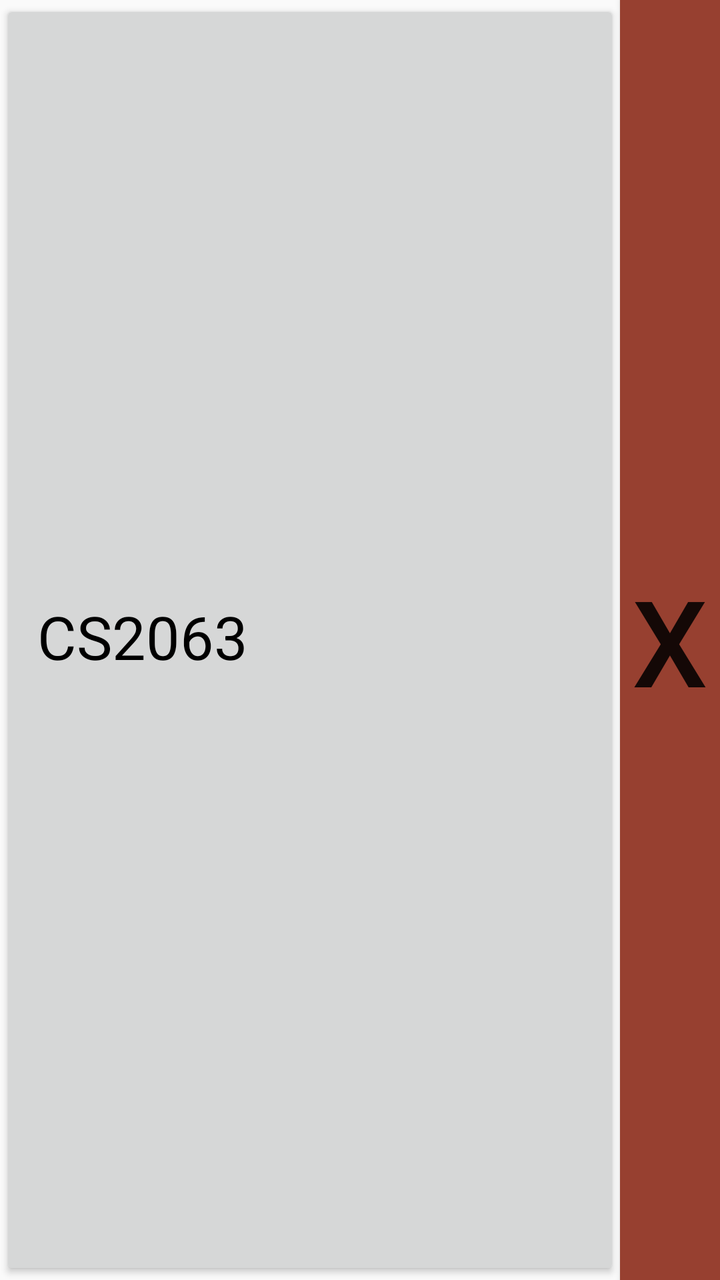
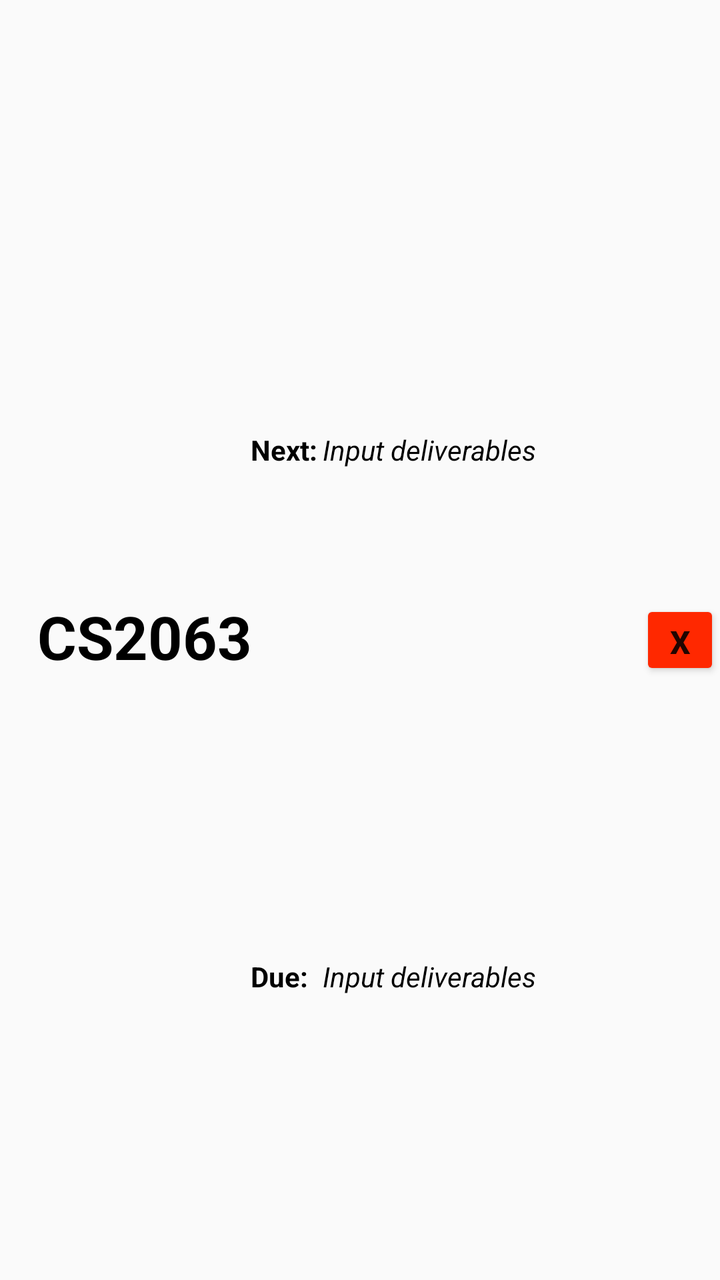

Two renders of the same Android screen: before a commit and after it. Below are the layout's source before the change and the commit's diff.
<!-- AndroidManifest.xml: application theme Theme.Ecampus -->
<!-- res/layout/course_list_entry.xml -->
<?xml version="1.0" encoding="utf-8"?>
<androidx.constraintlayout.widget.ConstraintLayout xmlns:android="http://schemas.android.com/apk/res/android"
    xmlns:app="http://schemas.android.com/apk/res-auto"
    xmlns:tools="http://schemas.android.com/tools"
    android:layout_width="match_parent"
    android:layout_height="100dp">

    <Button
        android:id="@+id/button"
        android:layout_width="0dp"
        android:layout_height="match_parent"
        android:elevation="0dp"
        android:text=""
        app:layout_constraintEnd_toStartOf="@+id/courseDelete"
        app:layout_constraintStart_toStartOf="parent"
        tools:layout_editor_absoluteY="28dp" />

    <TextView
        android:id="@+id/courseName"
        android:layout_width="109dp"
        android:layout_height="50dp"
        android:elevation="10dp"
        android:text="CS2063"
        android:textColor="@color/black"
        android:textSize="30dp"
        android:paddingTop="3dp"
        app:layout_constraintBottom_toBottomOf="parent"
        app:layout_constraintEnd_toEndOf="parent"
        app:layout_constraintHorizontal_bias="0.075"
        app:layout_constraintStart_toStartOf="parent"
        app:layout_constraintTop_toTopOf="parent" />

    <Button
        android:id="@+id/courseDelete"
        android:layout_width="50dp"
        android:layout_height="match_parent"
        android:background="@color/red"
        android:onClick="deleteCourse"
        android:textSize="60dp"
        android:text="X"
        app:layout_constraintBottom_toBottomOf="parent"
        app:layout_constraintEnd_toEndOf="parent"
        app:layout_constraintTop_toTopOf="parent" />

</androidx.constraintlayout.widget.ConstraintLayout>
<!-- resources referenced by this layout -->
<resources>
  <color name="black">#FF000000</color>
  <color name="red">#974030</color>
  <style name="Theme.Ecampus" parent="Theme.AppCompat.Light.NoActionBar">
          <item name="android:windowLightStatusBar">true</item>
      </style>
</resources>

<!-- the commit's change to res/layout/course_list_entry.xml (unified diff, before → after) -->
@@ -6,38 +6,112 @@
     android:layout_height="100dp">
 
     <Button
-        android:id="@+id/button"
-        android:layout_width="0dp"
-        android:layout_height="match_parent"
+        android:id="@+id/courseBanner"
+        android:layout_width="411dp"
+        android:layout_height="92dp"
+        android:layout_marginTop="4dp"
         android:elevation="0dp"
         android:text=""
+        android:background="@android:color/transparent"
         app:layout_constraintEnd_toStartOf="@+id/courseDelete"
+        app:layout_constraintHorizontal_bias="0.0"
         app:layout_constraintStart_toStartOf="parent"
-        tools:layout_editor_absoluteY="28dp" />
+        app:layout_constraintTop_toTopOf="parent" />
 
     <TextView
         android:id="@+id/courseName"
         android:layout_width="109dp"
         android:layout_height="50dp"
         android:elevation="10dp"
+        android:paddingTop="3dp"
         android:text="CS2063"
         android:textColor="@color/black"
         android:textSize="30dp"
-        android:paddingTop="3dp"
+        android:textStyle="bold"
         app:layout_constraintBottom_toBottomOf="parent"
         app:layout_constraintEnd_toEndOf="parent"
         app:layout_constraintHorizontal_bias="0.075"
         app:layout_constraintStart_toStartOf="parent"
         app:layout_constraintTop_toTopOf="parent" />
 
+    <TextView
+        android:id="@+id/courseName7"
+        android:layout_width="66dp"
+        android:layout_height="28dp"
+        android:elevation="10dp"
+        android:paddingTop="3dp"
+        android:text="Next:"
+        android:textColor="@color/black"
+        android:textSize="14sp"
+        android:textStyle="bold"
+        app:layout_constraintBottom_toBottomOf="parent"
+        app:layout_constraintEnd_toEndOf="parent"
+        app:layout_constraintHorizontal_bias="0.426"
+        app:layout_constraintStart_toStartOf="parent"
+        app:layout_constraintTop_toTopOf="parent"
+        app:layout_constraintVertical_bias="0.347" />
+
+    <TextView
+        android:id="@+id/courseName9"
+        android:layout_width="146dp"
+        android:layout_height="28dp"
+        android:elevation="10dp"
+        android:paddingTop="3dp"
+        android:text="Input deliverables"
+        android:textColor="@color/black"
+        android:textSize="14sp"
+        android:textStyle="italic"
+        app:layout_constraintBottom_toBottomOf="parent"
+        app:layout_constraintEnd_toEndOf="parent"
+        app:layout_constraintHorizontal_bias="0.754"
+        app:layout_constraintStart_toStartOf="parent"
+        app:layout_constraintTop_toTopOf="parent"
+        app:layout_constraintVertical_bias="0.347" />
+
+    <TextView
+        android:id="@+id/courseName10"
+        android:layout_width="146dp"
+        android:layout_height="28dp"
+        android:elevation="10dp"
+        android:paddingTop="3dp"
+        android:text="Input deliverables"
+        android:textColor="@color/black"
+        android:textSize="14sp"
+        android:textStyle="italic"
+        app:layout_constraintBottom_toBottomOf="parent"
+        app:layout_constraintEnd_toEndOf="parent"
+        app:layout_constraintHorizontal_bias="0.754"
+        app:layout_constraintStart_toStartOf="parent"
+        app:layout_constraintTop_toTopOf="parent"
+        app:layout_constraintVertical_bias="0.777" />
+
+    <TextView
+        android:id="@+id/courseName8"
+        android:layout_width="66dp"
+        android:layout_height="28dp"
+        android:elevation="10dp"
+        android:paddingTop="3dp"
+        android:text="Due:"
+        android:textColor="@color/black"
+        android:textSize="14sp"
+        android:textStyle="bold"
+        app:layout_constraintBottom_toBottomOf="parent"
+        app:layout_constraintEnd_toEndOf="parent"
+        app:layout_constraintHorizontal_bias="0.426"
+        app:layout_constraintStart_toStartOf="parent"
+        app:layout_constraintTop_toTopOf="parent"
+        app:layout_constraintVertical_bias="0.777" />
+
     <Button
         android:id="@+id/courseDelete"
-        android:layout_width="50dp"
-        android:layout_height="match_parent"
-        android:background="@color/red"
+        android:layout_width="40dp"
+        android:layout_height="40dp"
+        android:backgroundTint="#FF2800"
         android:onClick="deleteCourse"
-        android:textSize="60dp"
         android:text="X"
+        android:textAlignment="center"
+        android:textSize="16sp"
+        android:textStyle="bold"
         app:layout_constraintBottom_toBottomOf="parent"
         app:layout_constraintEnd_toEndOf="parent"
         app:layout_constraintTop_toTopOf="parent" />
<!-- resource entries referenced after the edit -->
@@ -1,7 +1,6 @@
 <!-- resources referenced by this layout -->
 <resources>
   <color name="black">#FF000000</color>
-  <color name="red">#974030</color>
   <style name="Theme.Ecampus" parent="Theme.AppCompat.Light.NoActionBar">
           <item name="android:windowLightStatusBar">true</item>
       </style>
